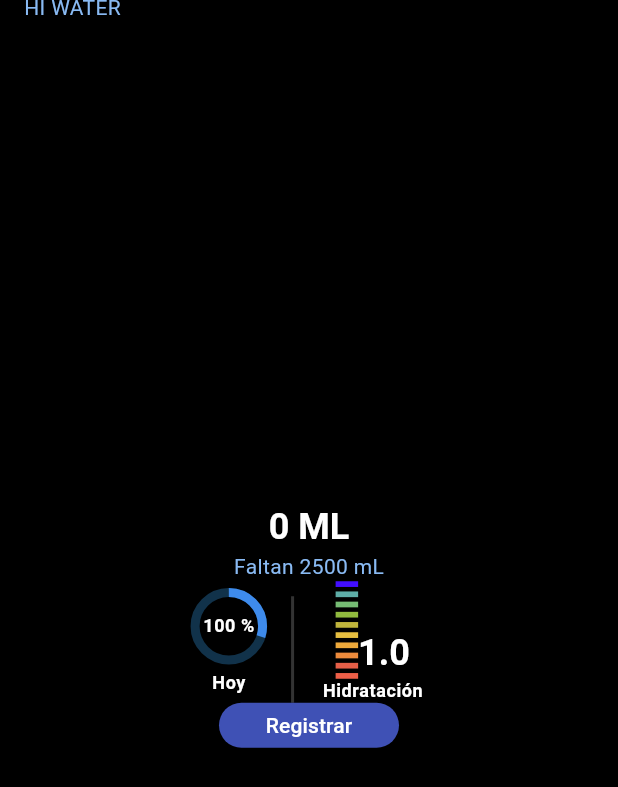
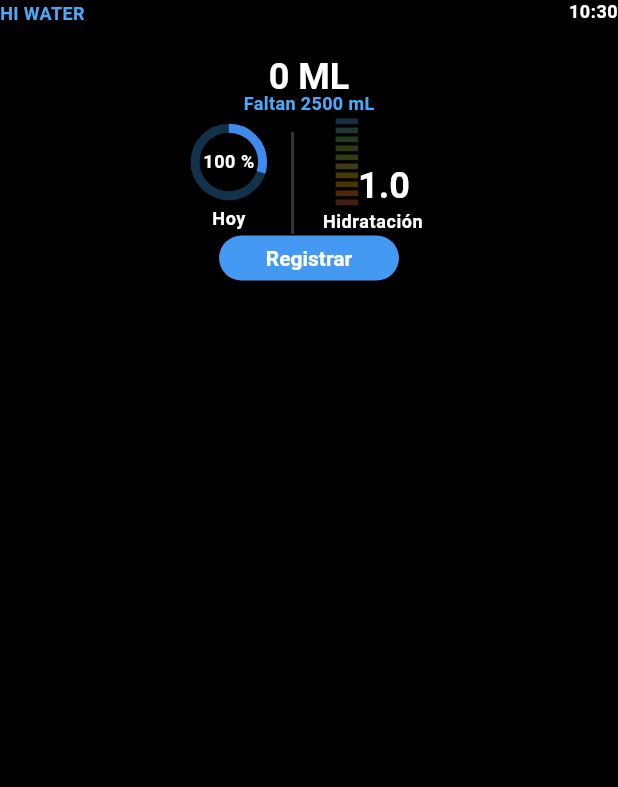
Before and after one commit to AlexhHr23/Clone_HiWater, a Flutter app: the screen it shows after launch, on a phone screen of 412 x 824 dp. Shown: the top 787 px of the screen. Run offline on Flutter 3.47's test engine with Material 2 defaults, Android fonts, the phone set to English and light mode, and no system bars.

Commit message:
Mejoramiento en la progress bar

```diff
--- a/lib/assets/interval_progress_bar.dart
+++ b/lib/assets/interval_progress_bar.dart
@@ -1,56 +1,87 @@
 import 'package:flutter/material.dart';
 
 class IntervalProgressBar extends StatefulWidget {
-  const IntervalProgressBar({super.key});
+  final int value; //define el valor de cuanta agua tomaste
+  const IntervalProgressBar({Key? key, required this.value}) : super(key: key);
 
   @override
   State<IntervalProgressBar> createState() => _IntervalProgressBarState();
 }
 
 class _IntervalProgressBarState extends State<IntervalProgressBar> {
+  List<Color> darkColors = [
+    const Color.fromARGB(255, 22, 45, 67),
+    const Color.fromARGB(255, 28, 55, 53),
+    const Color.fromARGB(255, 33, 59, 34),
+    const Color.fromARGB(255, 42, 59, 17),
+    const Color.fromARGB(255, 50, 59, 18),
+    const Color.fromARGB(255, 63, 60, 21),
+    const Color.fromARGB(255, 71, 57, 9),
+    const Color.fromARGB(255, 75, 51, 9),
+    const Color.fromARGB(255, 77, 40, 15),
+    const Color.fromARGB(255, 71, 29, 23),
+  ];
+
+  List<Color> brightColors = [
+    const Color.fromARGB(255, 66, 144, 255),
+    const Color.fromARGB(255, 94, 173, 167),
+    const Color.fromARGB(255, 118, 118, 116),
+    const Color.fromARGB(255, 145, 186, 62),
+    const Color.fromARGB(255, 169, 183, 60),
+    const Color.fromARGB(255, 192, 181, 60),
+    const Color.fromARGB(255, 230, 190, 64),
+    const Color.fromARGB(255, 237, 169, 59),
+    const Color.fromARGB(255, 235, 138, 60),
+    const Color.fromARGB(255, 229, 95, 72),
+  ];
+
   @override
   Widget build(BuildContext context) {
     return Row(
-      children: [_bar(), _label()],
+      children: [
+        _bar(),
+        _label(),
+      ],
     );
   }
 
   Widget _bar() {
+    List<Color> actualColors;
+    if (widget.value == 0) {
+      actualColors = darkColors;
+    } else {
+      actualColors = brightColors;
+    }
     return Column(
       children: [
-        _interval(customColor: const Color.fromARGB(255, 66, 14, 255)),
+        _interval(customColor: actualColors[0]),
         _separator(),
-        _interval(customColor: const Color.fromARGB(255, 94, 173, 167)),
+        _interval(customColor: actualColors[1]),
         _separator(),
-        _interval(customColor: const Color.fromARGB(255, 118, 188, 116)),
+        _interval(customColor: actualColors[2]),
         _separator(),
-        _interval(customColor: const Color.fromARGB(255, 145, 186, 62)),
+        _interval(customColor: actualColors[3]),
         _separator(),
-        _interval(customColor: const Color.fromARGB(255, 192, 181, 60)),
+        _interval(customColor: actualColors[4]),
         _separator(),
-        _interval(customColor: const Color.fromARGB(255, 230, 190, 64)),
+        _interval(customColor: actualColors[5]),
         _separator(),
-        _interval(customColor: const Color.fromARGB(255, 237, 169, 59)),
+        _interval(customColor: actualColors[6]),
         _separator(),
-        _interval(customColor: const Color.fromARGB(255, 235, 138, 60)),
+        _interval(customColor: actualColors[7]),
         _separator(),
-        _interval(customColor: const Color.fromARGB(255, 229, 95, 72)),
+        _interval(customColor: actualColors[8]),
         _separator(),
-        _interval(customColor: const Color.fromARGB(255, 237, 95, 72)),
+        _interval(customColor: actualColors[9]),
+        _separator(),
       ],
-    );
-  }
-
-  Widget _separator() {
-    return const SizedBox(
-      height: 3,
     );
   }
 
   Widget _interval({required Color customColor}) {
     return SizedBox(
-      width: 15.0,
       height: 3.8,
+      width: 15,
       child: DecoratedBox(
         decoration: BoxDecoration(
           color: customColor,
@@ -59,17 +90,19 @@ class _IntervalProgressBarState extends State<IntervalProgressBar> {
     );
   }
 
+  Widget _separator() {
+    return const SizedBox(height: 2.2);
+  }
+
   Widget _label() {
-    return  Column(
+    return Column(
       children: [
-        const SizedBox(
-          height: 30,
+        const SizedBox(height: 30),
+        Text(
+          '1.0',
+          style: Theme.of(context).textTheme.headlineSmall,
         ),
-        Text(
-      '1.0',
-      style: Theme.of(context).textTheme.headlineSmall,
-      )
-      ],
+     ],
     );
   }
 }
--- a/lib/config/theme/app_theme.dart
+++ b/lib/config/theme/app_theme.dart
@@ -33,13 +33,18 @@ class AppTheme {
             fontWeight: FontWeight.bold
           ),
           bodyMedium: TextStyle(
-            color: Color.fromARGB(255, 137, 186, 243)
+            color: Color.fromARGB(255, 76, 169, 248),
+            fontSize: 12,
+            fontWeight: FontWeight.bold
           ),
         ),
         elevatedButtonTheme:  ElevatedButtonThemeData(
           style: ElevatedButton.styleFrom(
-            backgroundColor: Colors.indigo,
-            foregroundColor: Colors.white
+            backgroundColor: const Color.fromARGB(255, 68, 154, 243),
+            foregroundColor: Colors.white,
+            textStyle: const TextStyle(
+              fontWeight: FontWeight.bold
+            )
           ),
         ),
         useMaterial3: true,
--- a/lib/screens/start_screen.dart
+++ b/lib/screens/start_screen.dart
@@ -1,8 +1,9 @@
 import 'package:flutter/material.dart';
+import 'package:intl/intl.dart';
 import 'package:water_counter_app/assets/interval_progress_bar.dart';
 
 class StartScreen extends StatefulWidget {
-  const StartScreen({super.key});
+  const StartScreen({super.key,});
 
   @override
   State<StartScreen> createState() => _StartScreenState();
@@ -13,27 +14,53 @@ class _StartScreenState extends State<StartScreen> {
   Widget build(BuildContext context) {
     return Scaffold(
       appBar: AppBar(
-        toolbarHeight: 10.0,
-        centerTitle: false,
-        leadingWidth: 0,
-        title: Text(
+        toolbarHeight: 16.0,
+        leadingWidth: 100,
+        leading: Text(
           'HI WATER',
           style: Theme.of(context).textTheme.bodyMedium,
         ),
+        actions: [_hour()],
       ),
-      body: Column(
+      body: SizedBox(
+        height: 190,
+        child: Column(
           mainAxisAlignment: MainAxisAlignment.center,
-        children: [_totalMl(), _indicators(), _buttonReg()],
+          children: [
+            _totalMl(),
+            _verticalGap(),
+           _indicators(),
+           _verticalGap(),
+           _buttonReg()
+           ],
         ),
+      ),
+    );
+  }
+
+  Widget _hour() {
+    String formattedTime = DateFormat.Hm().format(DateTime.now());
+    return Text(
+      formattedTime,
+      style: Theme.of(context).textTheme.bodySmall,
+    );
+  }
+
+   Widget _verticalGap() {
+     return const SizedBox(
+       height: 1.0,
      );
    }
 
   Widget _totalMl() {
     return Column(
       children: [
-        Text(
+        SizedBox(
+          height: 25,
+          child: Text(
             '0 ML',
             style: Theme.of(context).textTheme.headlineSmall,
+          ),
         ),
         Text(
           'Faltan 2500 mL',
@@ -106,7 +133,7 @@ class _StartScreenState extends State<StartScreen> {
     return Column(
       children: [
         //_intervalBar(),
-        const IntervalProgressBar(),
+        const IntervalProgressBar(value:0,),
         Text(
           'Hidratación',
           style: Theme.of(context).textTheme.bodySmall,
@@ -132,8 +159,7 @@ class _StartScreenState extends State<StartScreen> {
           child: ElevatedButton(
             onPressed: () {},
             child: const Text('Registrar'),
-        )
-      ),
+          )),
     );
   }
 }
--- a/pubspec.yaml
+++ b/pubspec.yaml
@@ -35,6 +35,8 @@ dependencies:
   # The following adds the Cupertino Icons font to your application.
   # Use with the CupertinoIcons class for iOS style icons.
   cupertino_icons: ^1.0.2
+  flutter_intl: ^0.0.1
+  intl: ^0.18.1
 
 dev_dependencies:
   flutter_test:
```
Also changed, not shown: pubspec.lock. Lines whose indentation alone changed are shown as unchanged.
